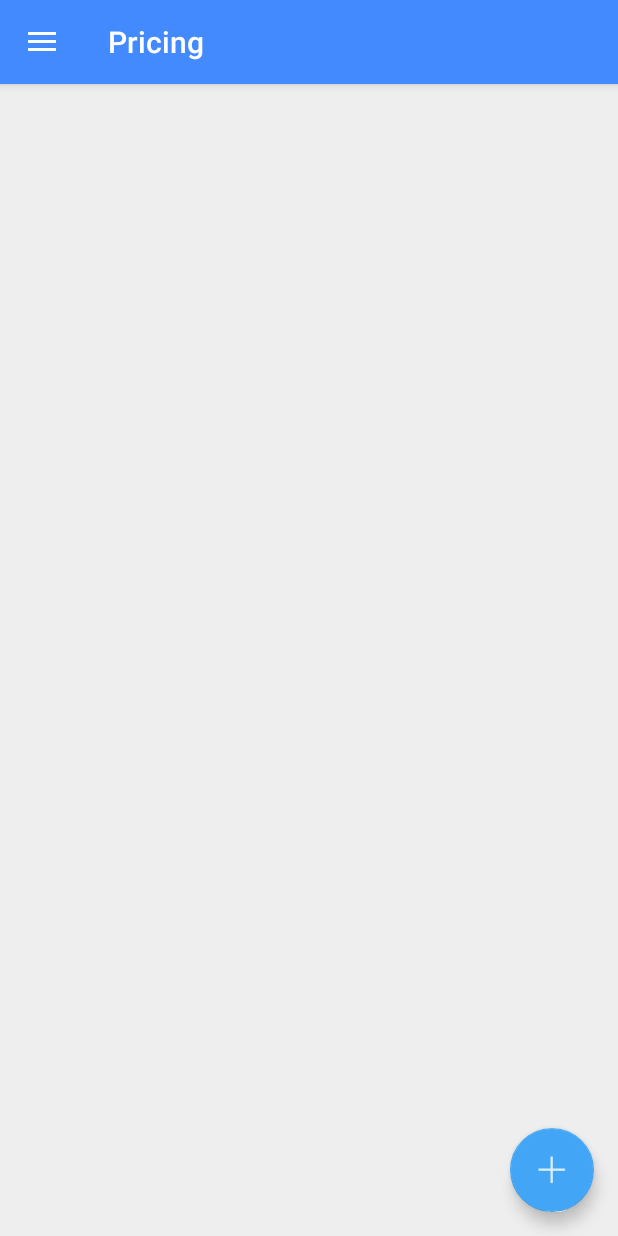
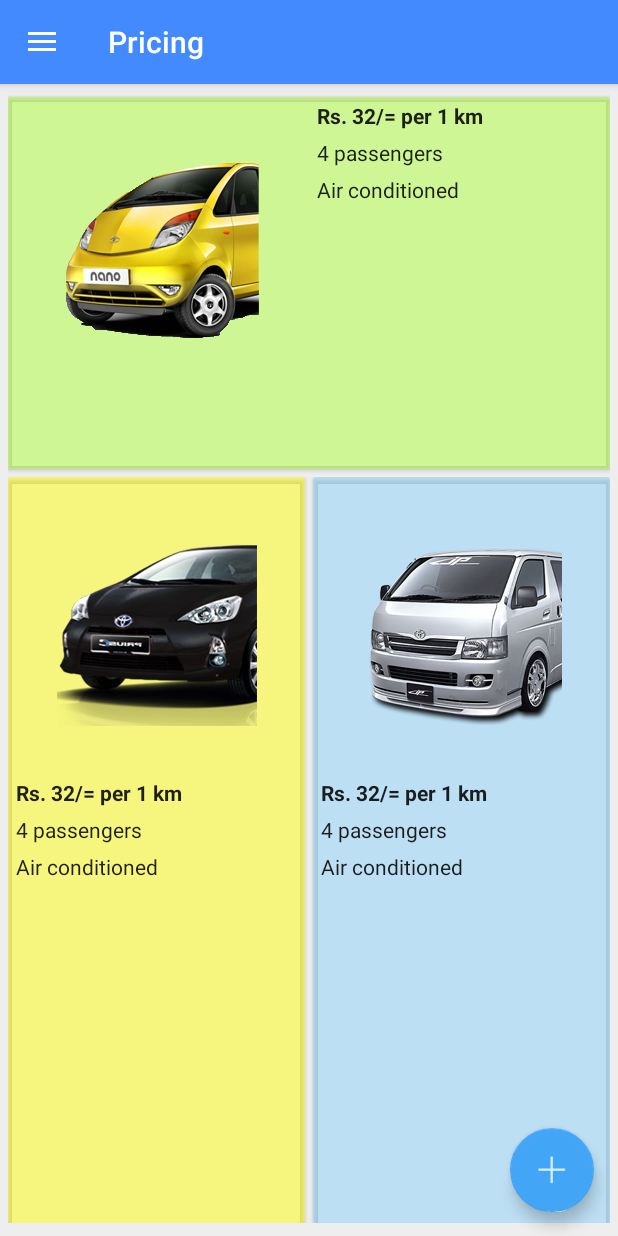
Before and after one commit to dulajra/TaxiMasterCustomer, an Android app: the screen it shows after launch (HomeActivity), in the side drawer, after a tap on "Pricing", on a phone screen of 412 x 824 dp. Run offline under Robolectric (Android 15) with nearby library versions, the phone set to English and light mode, and no system bars; our stand-ins replace Picasso; libraries missing offline, so code that uses them is left out: com.onesignal; pictures from the network do not load; 15 statements that could not run were skipped.

Commit message:
Pricing screen complete

```diff
--- a/app/build.gradle
+++ b/app/build.gradle
@@ -41,6 +41,7 @@
     compile 'com.google.android.gms:play-services-analytics:+'
     compile "com.google.android.gms:play-services-location:+"
 
+    compile 'com.akexorcist:googledirectionlibrary:1.0.4'
     compile 'com.github.clans:fab:1.6.4'
 
     compile project(":libs:datetimepicker")
--- a/app/src/main/java/com/innocept/taximastercustomer/ui/activity/HomeActivity.java
+++ b/app/src/main/java/com/innocept/taximastercustomer/ui/activity/HomeActivity.java
@@ -27,6 +27,7 @@
 import com.innocept.taximastercustomer.model.foundation.User;
 import com.innocept.taximastercustomer.ui.fragment.FavoritesFragment;
 import com.innocept.taximastercustomer.ui.fragment.MyOrdersFragment;
+import com.innocept.taximastercustomer.ui.fragment.PricingFragment;
 import com.squareup.picasso.Picasso;
 
 /**
@@ -139,7 +140,7 @@
                 fragment = new FavoritesFragment();
                 break;
             case R.id.fragment_pricing:
-                fragment = new FavoritesFragment();
+                fragment = new PricingFragment();
                 break;
             case R.id.fragment_offers:
                 fragment = new FavoritesFragment();
--- a/app/src/main/java/com/innocept/taximastercustomer/ui/fragment/OnGoingOrderFragment.java
+++ b/app/src/main/java/com/innocept/taximastercustomer/ui/fragment/OnGoingOrderFragment.java
@@ -74,7 +74,7 @@
             @Override
             protected void onPreExecute() {
                 super.onPreExecute();
-                if (swipeRefreshLayout != null){
+                if (swipeRefreshLayout != null) {
                     swipeRefreshLayout.setRefreshing(true);
                 }
             }
@@ -91,17 +91,17 @@
                 });
 
                 List<Order> itemsToMove = new ArrayList<Order>();
-                for(Order order:dataSet){
-                    if(order.getOrderState()== Order.OrderState.NOW){
+                for (Order order : dataSet) {
+                    if (order.getOrderState() == Order.OrderState.NOW) {
                         itemsToMove.add(order);
                     }
                 }
-                for (Order order:itemsToMove){
+                for (Order order : itemsToMove) {
                     dataSet.remove(order);
                     dataSet.add(0, order);
                 }
 
-                if(dataSet.get(0).getOrderState()== Order.OrderState.NOW){
+                if (dataSet.get(0).getOrderState() == Order.OrderState.NOW) {
                     orderNow = dataSet.remove(0);
                 }
                 driverUpdate = Communicator.getDriverUpdate(orderNow.getDriver().getId(), new LatLng(orderNow.getDestinationCoordinates().getLatitude(), orderNow.getDestinationCoordinates().getLongitude()));
@@ -117,10 +117,9 @@
                     swipeRefreshLayout.setRefreshing(false);
                 }
 
-                if(mapReadyNotCalled){
+                if (mapReadyNotCalled) {
                     updateMap();
                 }
-
                 textViewLocation.setText(driverUpdate.getLocation());
                 textViewDistance.setText(driverUpdate.getDistance() + " away");
                 textViewDuration.setText(driverUpdate.getDuration() + " remaining");
@@ -131,7 +130,6 @@
     @Override
     public View onCreateView(LayoutInflater inflater, ViewGroup container,
                              Bundle savedInstanceState) {
-        Log.i(DEBUG_TAG, "Called 1 >>>>>>>>>>");
         View rootView = inflater.inflate(R.layout.fragment_ongoing_orders, container, false);
         swipeRefreshLayout = (SwipeRefreshLayout) rootView.findViewById(R.id.swipeRefreshLayout);
         recyclerView = (RecyclerView) rootView.findViewById(R.id.recycler_my_orders);
@@ -139,10 +137,10 @@
         layoutManager = new LinearLayoutManager(getActivity(), LinearLayoutManager.VERTICAL, false);
         recyclerView.setLayoutManager(layoutManager);
 
-        cardViewNow = (CardView)rootView.findViewById(R.id.card_view_now);
-        textViewLocation = (TextView)rootView.findViewById(R.id.text_location);
-        textViewDistance = (TextView)rootView.findViewById(R.id.text_distance);
-        textViewDuration = (TextView)rootView.findViewById(R.id.text_time);
+        cardViewNow = (CardView) rootView.findViewById(R.id.card_view_now);
+        textViewLocation = (TextView) rootView.findViewById(R.id.text_location);
+        textViewDistance = (TextView) rootView.findViewById(R.id.text_distance);
+        textViewDuration = (TextView) rootView.findViewById(R.id.text_time);
 
         mapFragment = (SupportMapFragment) getChildFragmentManager().findFragmentById(R.id.map_now_small_view);
         mapFragment.getMapAsync(this);
@@ -158,9 +156,11 @@
         cardViewNow.setOnClickListener(new View.OnClickListener() {
             @Override
             public void onClick(View v) {
-                Intent intent = new Intent(getActivity(), CurrentOrderActivity.class);
-                intent.putExtra("order", orderNow);
-                startActivity(intent);
+                if (orderNow != null) {
+                    Intent intent = new Intent(getActivity(), CurrentOrderActivity.class);
+                    intent.putExtra("order", orderNow);
+                    startActivity(intent);
+                }
             }
         });
 
@@ -174,12 +174,11 @@
     }
 
     private void updateMap() {
-        if(driverUpdate!=null){
+        if (driverUpdate != null) {
             LatLng latLng = new LatLng(driverUpdate.getLatitude(), driverUpdate.getLongitude());
             MapUtils.setMarker(this.map, driverMarker, latLng, R.drawable.ic_marker_taxi);
             MapUtils.moveAndAnimateCamera(this.map, latLng, 13);
-        }
-        else{
+        } else {
             mapReadyNotCalled = true;
         }
     }
--- /dev/null
+++ b/app/src/main/java/com/innocept/taximastercustomer/ui/fragment/PricingFragment.java
@@ -0,0 +1,23 @@
+package com.innocept.taximastercustomer.ui.fragment;
+
+
+import android.os.Bundle;
+import android.support.v4.app.Fragment;
+import android.view.LayoutInflater;
+import android.view.View;
+import android.view.ViewGroup;
+
+import com.innocept.taximastercustomer.R;
+
+/**
+ * Created by dulaj on 8/6/16.
+ */
+public class PricingFragment extends Fragment {
+
+    @Override
+    public View onCreateView(LayoutInflater inflater, ViewGroup container,
+                             Bundle savedInstanceState) {
+        View rootView = inflater.inflate(R.layout.fragment_pricing, container, false);
+        return rootView;
+    }
+}
--- /dev/null
+++ b/app/src/main/res/layout/fragment_pricing.xml
@@ -0,0 +1,139 @@
+<?xml version="1.0" encoding="utf-8"?>
+<LinearLayout xmlns:android="http://schemas.android.com/apk/res/android"
+    xmlns:app="http://schemas.android.com/apk/res-auto"
+    android:layout_width="match_parent"
+    android:layout_height="match_parent"
+    android:orientation="vertical">
+
+    <android.support.v7.widget.CardView
+        android:layout_width="match_parent"
+        android:layout_height="0dp"
+        android:layout_marginBottom="2.5dp"
+        android:layout_marginTop="3dp"
+        android:layout_weight="1"
+        app:cardBackgroundColor="@color/cardNano">
+
+        <LinearLayout
+            android:layout_width="match_parent"
+            android:layout_height="match_parent"
+            android:orientation="horizontal">
+
+            <ImageView
+                android:layout_width="0dp"
+                android:layout_height="wrap_content"
+                android:layout_weight="1"
+                android:adjustViewBounds="true"
+                android:padding="15dp"
+                android:scaleType="centerInside"
+                android:src="@drawable/ic_nano" />
+
+            <LinearLayout
+                android:layout_width="0dp"
+                android:layout_height="match_parent"
+                android:layout_weight="1"
+                android:orientation="vertical">
+
+                <TextView
+                    style="@style/PricingTextItem"
+                    android:text="Rs. 32/= per 1 km"
+                    android:textStyle="bold"/>
+
+                <TextView
+                    style="@style/PricingTextItem"
+                    android:text="4 passengers" />
+
+                <TextView
+                    style="@style/PricingTextItem"
+                    android:text="Air conditioned" />
+
+            </LinearLayout>
+
+        </LinearLayout>
+
+    </android.support.v7.widget.CardView>
+
+    <LinearLayout
+        android:layout_marginBottom="3dp"
+        android:layout_marginTop="2.5dp"
+        android:layout_width="match_parent"
+        android:layout_height="0dp"
+        android:layout_weight="2"
+        android:orientation="horizontal">
+
+        <android.support.v7.widget.CardView
+            android:layout_width="0dp"
+            android:layout_height="match_parent"
+            android:layout_weight="1"
+            app:cardBackgroundColor="@color/cardCar"
+            android:layout_marginRight="2.5dp">
+
+            <LinearLayout
+                android:layout_width="match_parent"
+                android:layout_height="match_parent"
+                android:orientation="vertical">
+
+                <ImageView
+                    android:layout_width="match_parent"
+                    android:layout_height="wrap_content"
+                    android:adjustViewBounds="true"
+                    android:padding="15dp"
+                    android:scaleType="centerInside"
+                    android:src="@drawable/ic_car" />
+
+                <TextView
+                    style="@style/PricingTextItem"
+                    android:text="Rs. 32/= per 1 km"
+                    android:textStyle="bold"/>
+
+                <TextView
+                    style="@style/PricingTextItem"
+                    android:text="4 passengers" />
+
+                <TextView
+                    style="@style/PricingTextItem"
+                    android:text="Air conditioned" />
+
+            </LinearLayout>
+
+        </android.support.v7.widget.CardView>
+
+        <android.support.v7.widget.CardView
+            android:layout_width="0dp"
+            android:layout_height="match_parent"
+            android:layout_weight="1"
+            app:cardBackgroundColor="@color/cardVan"
+            android:layout_marginLeft="2.5dp">
+
+            <LinearLayout
+                android:layout_width="match_parent"
+                android:layout_height="match_parent"
+                android:orientation="vertical">
+
+                <ImageView
+                    android:layout_width="match_parent"
+                    android:layout_height="wrap_content"
+                    android:adjustViewBounds="true"
+                    android:padding="15dp"
+                    android:scaleType="centerInside"
+                    android:src="@drawable/ic_van" />
+
+                <TextView
+                    style="@style/PricingTextItem"
+                    android:text="Rs. 32/= per 1 km"
+                    android:textStyle="bold"/>
+
+                <TextView
+                    style="@style/PricingTextItem"
+                    android:text="4 passengers" />
+
+                <TextView
+                    style="@style/PricingTextItem"
+                    android:text="Air conditioned" />
+
+            </LinearLayout>
+
+        </android.support.v7.widget.CardView>
+
+    </LinearLayout>
+
+</LinearLayout>
--- a/app/src/main/res/layout/ongoing_order.xml
+++ b/app/src/main/res/layout/ongoing_order.xml
@@ -26,6 +26,7 @@
             android:layout_width="match_parent"
             android:layout_height="0dp"
             android:textColor="@color/textColorDark"
+            android:textStyle="bold"
             android:textSize="16sp"
             android:maxLines="2" />
 
--- a/app/src/main/res/menu/activity_home_drawer.xml
+++ b/app/src/main/res/menu/activity_home_drawer.xml
@@ -5,7 +5,7 @@
         <item
             android:id="@+id/fragment_my_orders"
             android:icon="@drawable/ic_menu_gallery"
-            android:title="My Orders" />
+            android:title="My Hires" />
 
         <item
             android:id="@+id/fragment_favorites"
--- a/app/src/main/res/values/colors.xml
+++ b/app/src/main/res/values/colors.xml
@@ -12,4 +12,11 @@
     <color name="textColorAccepted">#32CD32</color>
     <color name="textColorPending">#FFA500</color>
     <color name="textColorRejected">#DC143C</color>
+
+    <color name="routeColor">#00b3fd</color>
+
+    <color name="cardNano">#78adff2f</color>
+    <color name="cardCar">#78ffff00</color>
+    <color name="cardVan">#7887cefa</color>
+
 </resources>
--- a/app/src/main/res/values/styles.xml
+++ b/app/src/main/res/values/styles.xml
@@ -34,12 +34,31 @@
         <item name="android:gravity">center_vertical</item>
     </style>
 
+    <!--<style name="CurrentOrderStatusPanelItem">-->
+        <!--<item name="android:layout_width">match_parent</item>-->
+        <!--<item name="android:layout_height">0dp</item>-->
+        <!--<item name="android:gravity">center_vertical</item>-->
+        <!--<item name="android:layout_weight">1</item>-->
+        <!--<item name="android:textAppearance">?android:attr/textAppearanceMedium</item>-->
+    <!--</style>-->
+
     <style name="CurrentOrderStatusPanelItem">
         <item name="android:layout_width">match_parent</item>
         <item name="android:layout_height">0dp</item>
         <item name="android:gravity">center_vertical</item>
         <item name="android:layout_weight">1</item>
-        <item name="android:textAppearance">?android:attr/textAppearanceMedium</item>
+        <item name="android:textColor">@color/textColorDark</item>
+    </style>
+
+    <style name="PricingTextItem">
+        <item name="android:layout_width">match_parent</item>
+        <item name="android:layout_height">wrap_content</item>
+        <item name="android:gravity">left</item>
+        <item name="android:textColor">@color/textColorDark</item>
+        <item name="android:textSize">14sp</item>
+        <item name="android:paddingLeft">5dp</item>
+        <item name="android:paddingTop">2.5dp</item>
+        <item name="android:paddingBottom">2.5dp</item>
     </style>
 
 </resources>
```
Also changed, not shown: app/src/main/java/com/innocept/taximastercustomer/model/network/Communicator.java (+23 -1 lines), app/src/main/java/com/innocept/taximastercustomer/presenter/CurrentOrderPresenter.java (+29 -0 lines), app/src/main/java/com/innocept/taximastercustomer/ui/MapUtils.java (+73 -2 lines), app/src/main/java/com/innocept/taximastercustomer/ui/activity/CurrentOrderActivity.java (+31 -2 lines), app/src/main/res/layout/activity_current_order.xml (+8 -4 lines).
